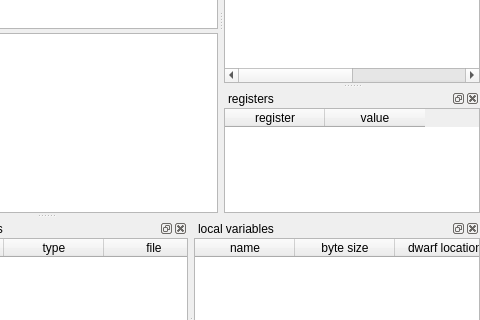
This is mainwindow.ui in stoyan-shopov/troll as Qt 5 draws it before an edit; both pictures show x 389 to 869 and y 202 to 522 of the 869 by 654 pixel window. The edited form follows.
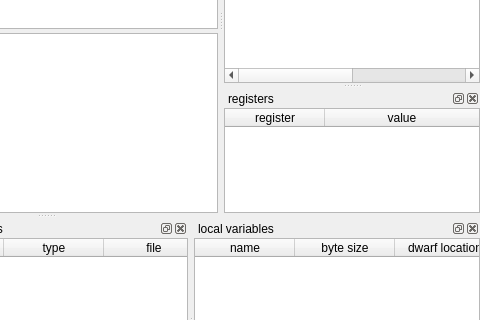
This is the edited form.

Commit message: user interface enhancements

Diff of the .ui file:
```diff
--- a/mainwindow.ui
+++ b/mainwindow.ui
@@ -395,6 +395,9 @@
      </property>
      <item>
       <widget class="QTableWidget" name="tableWidgetRegisters">
+       <attribute name="horizontalHeaderStretchLastSection">
+        <bool>true</bool>
+       </attribute>
        <column>
         <property name="text">
          <string>register</string>
```
Left out of the diff: 3 changed lines with no effect on the pictures. The commit also changes 1 other file.
